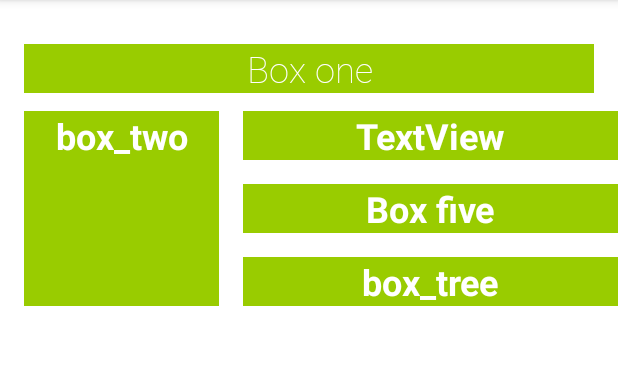
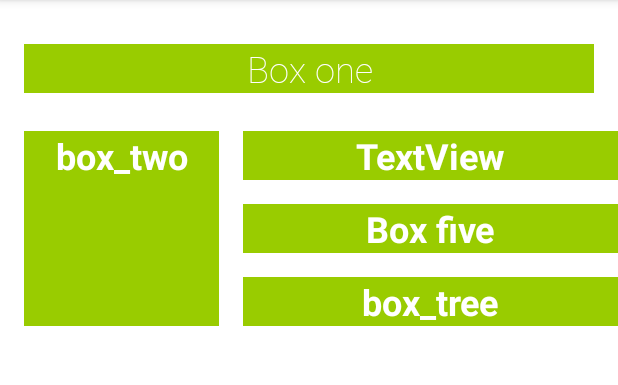
Before and after one commit to brunoferma/colors, an Android app: the screen it shows after launch (MainActivity), on a phone screen of 412 x 824 dp, the part 84-469 px from its top. Run offline under Robolectric (Android 15) with nearby library versions, the phone set to English and light mode, and no system bars.

Commit message:
Criando os blocos 2.

```diff
--- a/app/src/main/res/layout/activity_main.xml
+++ b/app/src/main/res/layout/activity_main.xml
@@ -29,6 +29,7 @@
         android:layout_height="130dp"
         android:layout_marginTop="12dp"
         android:text="@string/box_two"
+        app:layout_constraintBottom_toTopOf="@id/guideline2"
         app:layout_constraintStart_toStartOf="@+id/textView"
         app:layout_constraintTop_toBottomOf="@+id/textView" />
 
@@ -37,8 +38,8 @@
         style="@style/whitheBox"
         android:layout_width="0dp"
         android:layout_height="0dp"
+        android:layout_marginStart="16dp"
         android:text="@string/textview"
-        android:layout_marginStart="16dp"
         app:layout_constraintBottom_toTopOf="@+id/box_five"
         app:layout_constraintEnd_toEndOf="parent"
         app:layout_constraintStart_toEndOf="@+id/box_two_text"
@@ -50,10 +51,10 @@
         style="@style/whitheBox"
         android:layout_width="0dp"
         android:layout_height="0dp"
+        android:layout_marginStart="16dp"
         android:layout_marginTop="16dp"
         android:layout_marginBottom="16dp"
         android:text="@string/box_five"
-        android:layout_marginStart="16dp"
         app:layout_constraintBottom_toTopOf="@+id/box_tree"
         app:layout_constraintEnd_toEndOf="parent"
         app:layout_constraintStart_toEndOf="@+id/box_two_text"
@@ -64,11 +65,18 @@
         style="@style/whitheBox"
         android:layout_width="0dp"
         android:layout_height="0dp"
+        android:layout_marginStart="16dp"
         android:text="@string/box_tree"
-        android:layout_marginStart="16dp"
         app:layout_constraintBottom_toBottomOf="@+id/box_two_text"
         app:layout_constraintEnd_toEndOf="parent"
         app:layout_constraintStart_toEndOf="@+id/box_two_text"
         app:layout_constraintTop_toBottomOf="@+id/box_five" />
 
+    <androidx.constraintlayout.widget.Guideline
+        android:id="@+id/guideline2"
+        android:layout_width="wrap_content"
+        android:layout_height="wrap_content"
+        android:orientation="horizontal"
+        app:layout_constraintGuide_percent="0.3" />
+
 </androidx.constraintlayout.widget.ConstraintLayout>
```
